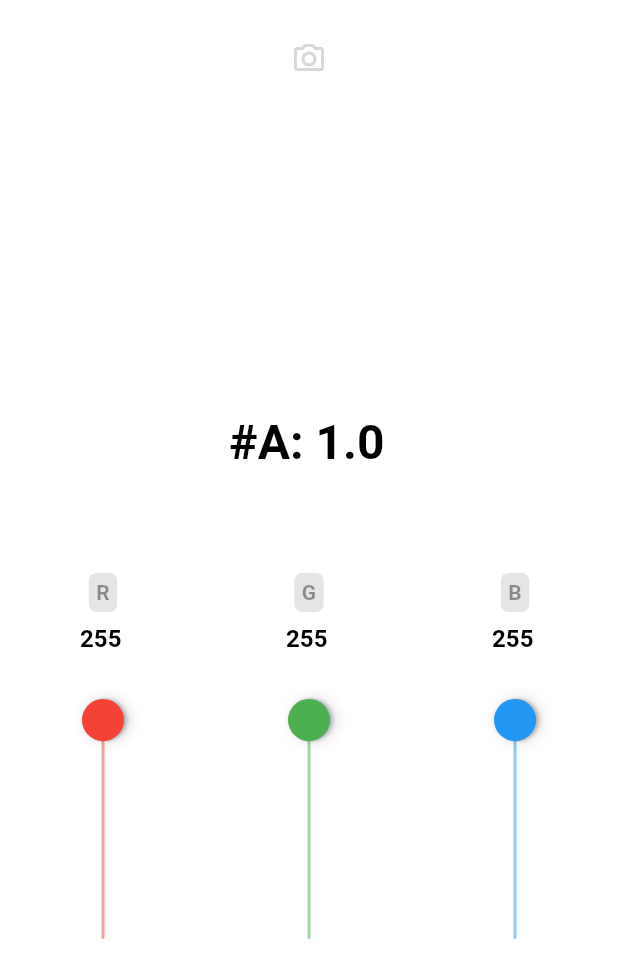
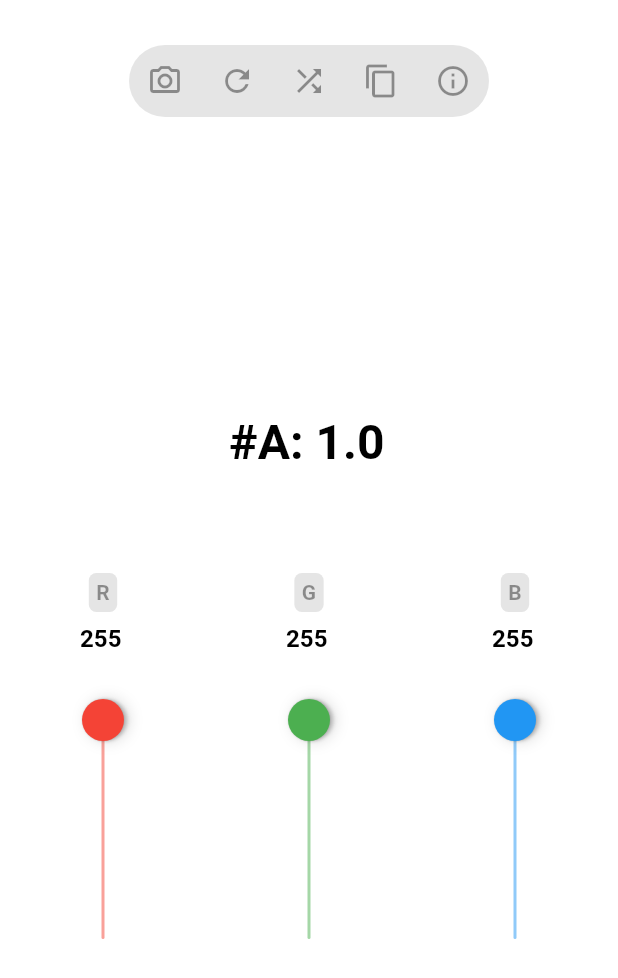
Before and after one commit to e200/color_generator, a Flutter app: the screen it shows after launch, on a phone screen of 412 x 824 dp. Shown: the top 978 px of the screen. Run offline on Flutter 3.47's test engine with Material 2 defaults, Android fonts, the phone set to English and light mode, and no system bars; our stand-ins replace bloc, flutter_bloc, freezed_annotation, image_picker; missing offline and left inert: pixel_color_picker; generated files the repository leaves out were written again.

Commit message:
Added more options to top_bar

```diff
--- a/lib/screens/home/widgets/top_bar.dart
+++ b/lib/screens/home/widgets/top_bar.dart
@@ -14,13 +14,19 @@ class TopBar extends StatelessWidget {
 
   @override
   Widget build(BuildContext context) {
-    return Padding(
-      padding: EdgeInsets.all(15),
-      child: Row(
-        mainAxisAlignment: MainAxisAlignment.center,
+    final _color = context.watch<ColorCubit>().state.color;
+
+    return Container(
+      margin: EdgeInsets.only(top: 30),
+      decoration: BoxDecoration(
+        borderRadius: BorderRadius.circular(30),
+        color: Colors.black.withOpacity(.1),
+      ),
+      child: Wrap(
         children: [
           IconButton(
-            color: Colors.grey.withOpacity(.4),
+            tooltip: 'Pick colors from your photos or camera',
+            color: contrastColor(_color).withOpacity(.4),
             icon: Icon(Icons.camera_alt_outlined),
             onPressed: () async {
               final _source = await _getImageSource(context);
@@ -45,11 +51,34 @@ class TopBar extends StatelessWidget {
               }
             },
           ),
-          /* IconButton(
-            color: Colors.grey.withOpacity(.4),
-            icon: Icon(Icons.settings_outlined),
+          IconButton(
+            tooltip: 'Reset color values',
+            color: contrastColor(_color).withOpacity(.4),
+            icon: Icon(Icons.refresh_outlined),
+            onPressed: () {
+              context.read<ColorCubit>().updateColor(Colors.white);
+            },
+          ),
+          IconButton(
+            tooltip: 'Generates a random color',
+            color: contrastColor(_color).withOpacity(.4),
+            icon: Icon(Icons.shuffle_outlined),
+            onPressed: () {
+              context.read<ColorCubit>().updateWithRandomColor();
+            },
+          ),
+          IconButton(
+            tooltip: 'Copy to clipboard',
+            color: contrastColor(_color).withOpacity(.4),
+            icon: Icon(Icons.copy_outlined),
             onPressed: () {},
-          ), */
+          ),
+          IconButton(
+            tooltip: 'About this app',
+            color: contrastColor(_color).withOpacity(.4),
+            icon: Icon(Icons.info_outline),
+            onPressed: () {},
+          ),
         ],
       ),
     );
@@ -84,7 +113,10 @@ class TopBar extends StatelessWidget {
     return _option;
   }
 
-  // TODO: Move this code into its own Cubit
+  Color contrastColor(Color color) =>
+      color.computeLuminance() > .5 ? Colors.black : Colors.white;
+
+  // TODO: Move this code to its own Cubit
   Future<File> _getImage(BuildContext context, ImageSource source) async {
     if (source != null) {
       final _imagePicker = ImagePicker();
```
